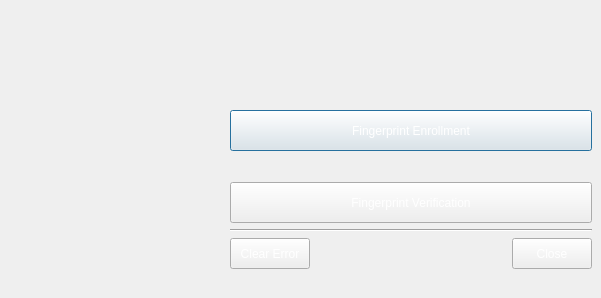
The window that evdialog.ui (fashtop3/QT-biometrics-main) describes before a commit, drawn with Qt 5.
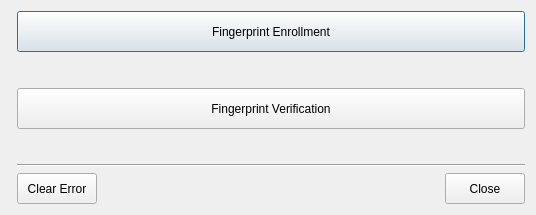
The same window after the commit. Icons and pictures are not drawn.

What changed in the file:
```diff
--- a/evdialog.ui
+++ b/evdialog.ui
@@ -6,40 +6,42 @@
    <rect>
     <x>0</x>
     <y>0</y>
-    <width>601</width>
-    <height>298</height>
+    <width>536</width>
+    <height>215</height>
    </rect>
   </property>
   <property name="minimumSize">
    <size>
-    <width>601</width>
-    <height>298</height>
+    <width>536</width>
+    <height>215</height>
    </size>
   </property>
   <property name="maximumSize">
    <size>
-    <width>601</width>
-    <height>298</height>
+    <width>788</width>
+    <height>420</height>
    </size>
   </property>
   <property name="windowTitle">
    <string>Dialog</string>
   </property>
+  <property name="autoFillBackground">
+   <bool>false</bool>
+  </property>
   <property name="styleSheet">
-   <string notr="true">background-image: url(:/images/HiRes.gif);
-color: rgb(255, 255, 255);
-alternate-background-color: rgb(0, 85, 255);
-font: 8pt &quot;MV Boli&quot;;</string>
+   <string notr="true">font: 8pt &quot;MV Boli&quot;;</string>
   </property>
-  <widget class="QWidget" name="layoutWidget">
-   <property name="geometry">
-    <rect>
-     <x>230</x>
-     <y>110</y>
-     <width>362</width>
-     <height>159</height>
-    </rect>
-   </property>
+  <layout class="QHBoxLayout" name="horizontalLayout_2">
+   <item>
+    <layout class="QHBoxLayout" name="_2">
+     <item>
+      <widget class="QLabel" name="label">
+       <property name="text">
+        <string>&lt;html&gt;&lt;head/&gt;&lt;body&gt;&lt;p&gt;&lt;img src=&quot;:/images/HiRes.gif&quot;/&gt;&lt;/p&gt;&lt;/body&gt;&lt;/html&gt;</string>
+       </property>
+      </widget>
+     </item>
+     <item>
    <layout class="QVBoxLayout" name="verticalLayout_2">
     <item>
      <layout class="QVBoxLayout" name="verticalLayout">
@@ -85,6 +87,19 @@
         </property>
        </widget>
       </item>
+         <item>
+          <spacer name="verticalSpacer_2">
+           <property name="orientation">
+            <enum>Qt::Vertical</enum>
+           </property>
+           <property name="sizeHint" stdset="0">
+            <size>
+             <width>358</width>
+             <height>13</height>
+            </size>
+           </property>
+          </spacer>
+         </item>
      </layout>
     </item>
     <item>
@@ -138,7 +153,10 @@
      </layout>
     </item>
    </layout>
-  </widget>
+     </item>
+    </layout>
+   </item>
+  </layout>
  </widget>
  <resources/>
  <connections>
```
Lines whose indentation alone changed are shown as unchanged.
